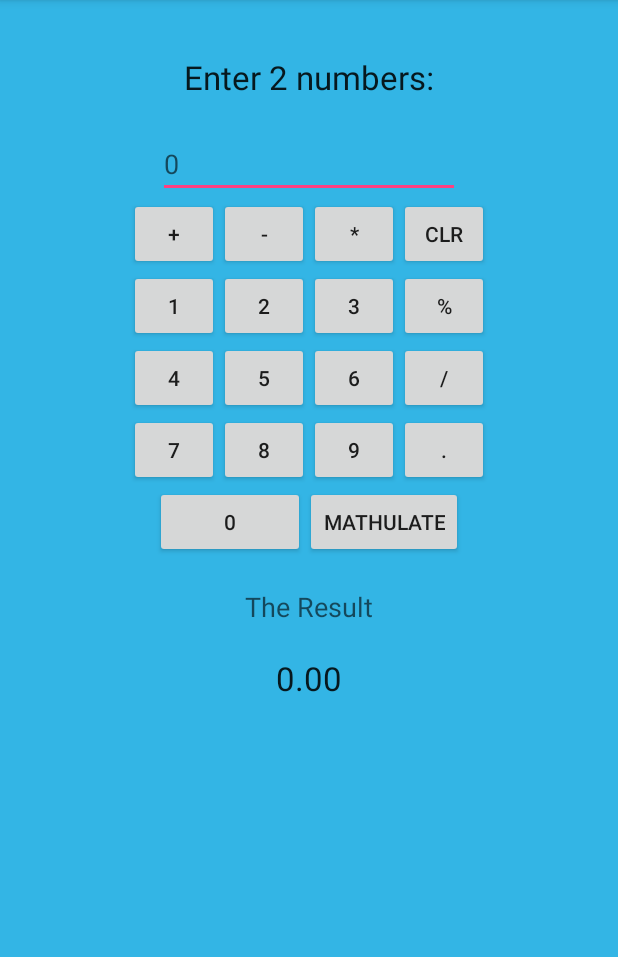
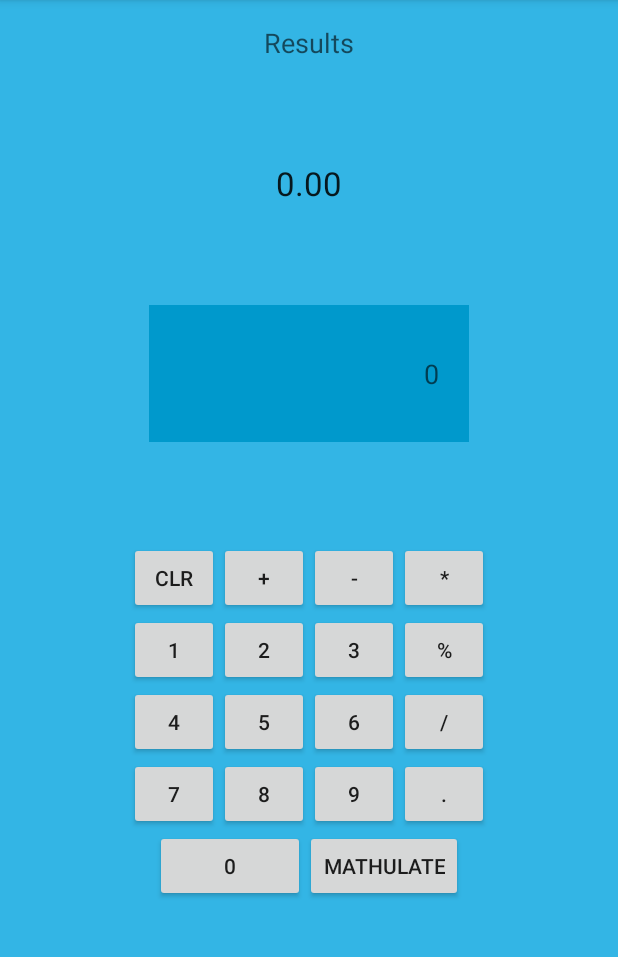
Before and after one commit to JohnMCrooks/Calculator-Android, an Android app: the screen it shows after launch (MainActivity), on a phone screen of 412 x 824 dp, the part 84-1041 px from its top. Run offline under Robolectric (Android 15) with nearby library versions, the phone set to English and light mode, and no system bars.

Commit message:
Messing with Layout and wishing I knew more about design aesthetics in general.
TODO:
Deal with Modulo (Alter code to include it or remove it all together)
Figure out how to add TickerTape (previous calculations)
Polish

```diff
--- a/app/src/main/java/com/cr00keddesigns/calculator/MainActivity.java
+++ b/app/src/main/java/com/cr00keddesigns/calculator/MainActivity.java
@@ -75,12 +75,9 @@ public class MainActivity extends AppCompatActivity {
                 if (!operand1.equals(null)){
                     double result = eval(operand1.getText().toString());
                     txtResult.setText(Double.toString(result));
-
-                    //TODO for the sake of remembering... http://stackoverflow.com/questions/3422673/evaluating-a-math-expression-given-in-string-form
                 }
             }
         });
-
 
 
         btnClear.setOnClickListener(new View.OnClickListener() {
--- a/app/src/main/res/layout/content_main.xml
+++ b/app/src/main/res/layout/content_main.xml
@@ -16,22 +16,48 @@
     android:nestedScrollingEnabled="false"
     android:orientation="vertical">
 
+    <LinearLayout
+        android:orientation="vertical"
+        android:layout_width="match_parent"
+        android:layout_height="wrap_content"
+        android:layout_gravity="center_horizontal"
+        android:layout_weight="0.64"
+        android:weightSum="1">
+
+        <TextView
+            android:layout_width="match_parent"
+            android:layout_height="wrap_content"
+            android:textAppearance="?android:attr/textAppearanceMedium"
+            android:text="Results"
+            android:id="@+id/textView2"
+            android:gravity="center" />
+
         <TextView
             android:layout_width="match_parent"
             android:layout_height="wrap_content"
             android:textAppearance="?android:attr/textAppearanceLarge"
-        android:text="Enter 2 numbers:"
-        android:id="@+id/textView"
-        android:gravity="center"
-        android:layout_weight="0.12" />
+            android:text="0.00"
+            android:id="@+id/txtResult"
+            android:layout_weight=".5"
+            android:singleLine="true"
+            android:textAlignment="center"
+            android:gravity="center" />
 
         <EditText
-        android:layout_width="201dp"
+            android:layout_width="wrap_content"
             android:layout_height="wrap_content"
             android:ems="10"
             android:id="@+id/edit_operand1"
+            android:hint="0"
+            android:layout_weight=".25"
+            android:backgroundTint="@android:color/holo_blue_dark"
+            android:background="@android:color/holo_blue_dark"
             android:layout_gravity="center_horizontal"
-        android:hint="0" />
+            android:paddingLeft="20dp"
+            android:paddingRight="20dp"
+            android:maxLines="2"
+            android:textAlignment="textEnd" />
+    </LinearLayout>
 
     <!--<EditText-->
         <!--android:layout_width="201dp"-->
@@ -47,6 +73,14 @@
         android:layout_width="wrap_content"
         android:layout_height="wrap_content"
         android:layout_gravity="center_horizontal">
+
+        <Button
+            style="?android:attr/buttonStyleSmall"
+            android:layout_width="60dp"
+            android:layout_height="wrap_content"
+            android:text="CLR"
+            android:id="@+id/btnClear"
+            android:layout_weight="1" />
 
         <Button
             android:layout_width="60dp"
@@ -68,14 +102,6 @@
             android:text="*"
             android:id="@+id/btnMultip"
             style="?android:attr/buttonStyleSmall" />
-
-        <Button
-            style="?android:attr/buttonStyleSmall"
-            android:layout_width="60dp"
-            android:layout_height="wrap_content"
-            android:text="CLR"
-            android:id="@+id/btnClear"
-            android:layout_weight="1" />
 
     </LinearLayout>
 
@@ -203,6 +229,7 @@
         android:orientation="horizontal"
         android:layout_width="wrap_content"
         android:layout_height="wrap_content"
+        android:elevation="0dp"
         android:layout_gravity="center_horizontal">
 
         <Button
@@ -219,26 +246,7 @@
             android:layout_height="wrap_content"
             android:id="@+id/btnMathulate"
             android:layout_weight="1" />
+
     </LinearLayout>
 
-    <TextView
-        android:layout_width="wrap_content"
-        android:layout_height="wrap_content"
-        android:textAppearance="?android:attr/textAppearanceMedium"
-        android:text="The Result"
-        android:id="@+id/textView2"
-        android:layout_gravity="center_horizontal"
-        android:layout_marginTop="20dp" />
-
-    <TextView
-        android:layout_width="match_parent"
-        android:layout_height="wrap_content"
-        android:textAppearance="?android:attr/textAppearanceLarge"
-        android:text="0.00"
-        android:id="@+id/txtResult"
-        android:layout_weight="0.12"
-        android:singleLine="true"
-        android:textAlignment="center"
-        android:gravity="center" />
-
 </LinearLayout>
```
Also changed, not shown: 34 other files. Lines whose indentation alone changed are shown as unchanged.
